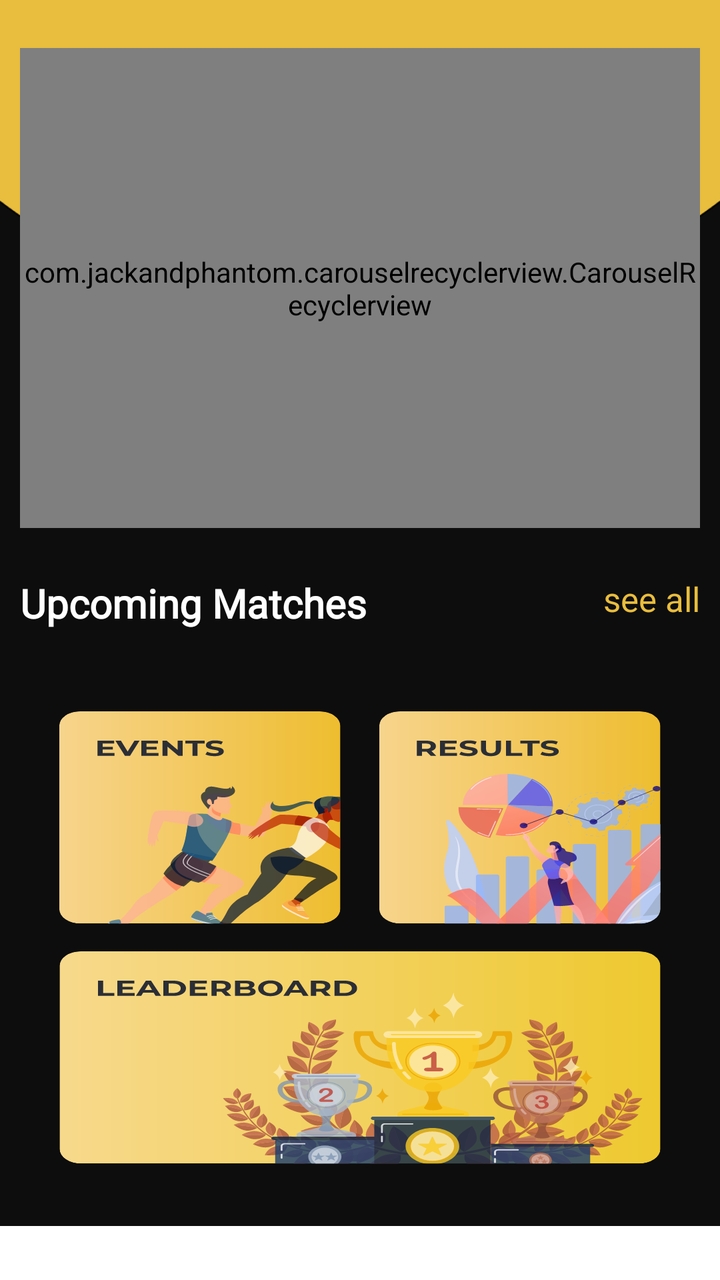
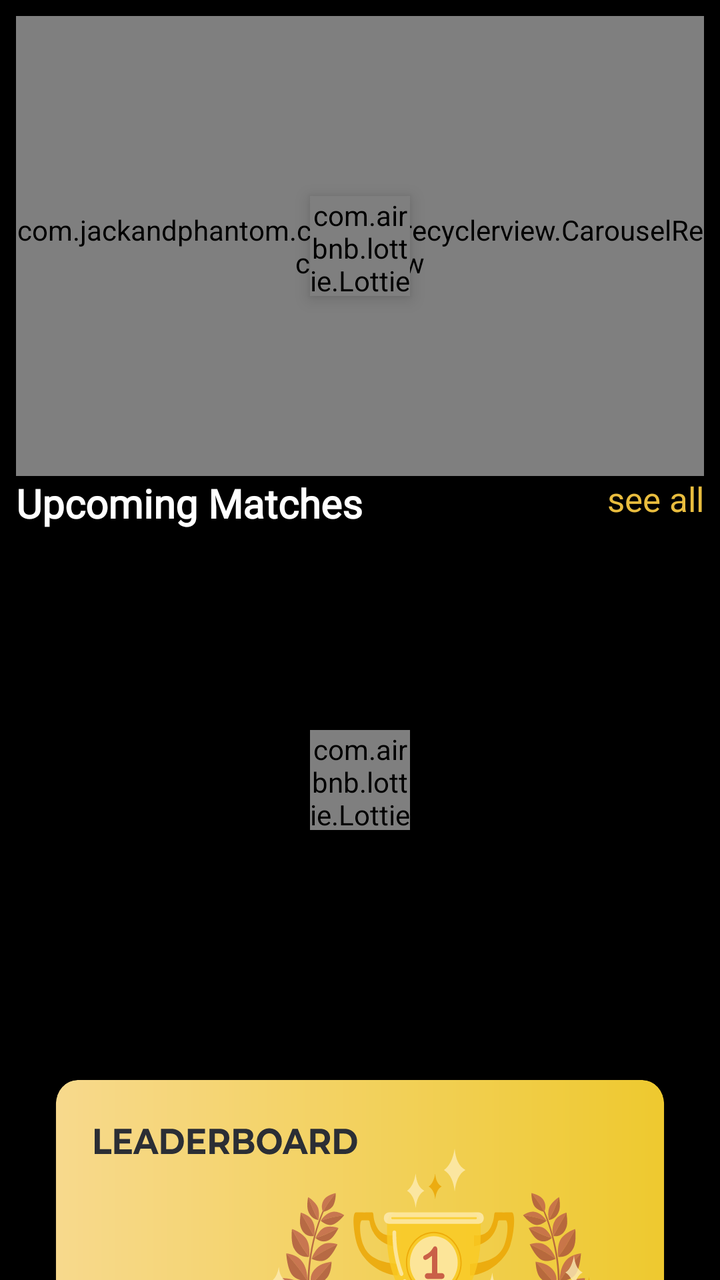

The first picture is an Android layout as it rendered before a commit; the second is the same layout after the commit. The layout source and the unified diff follow.
<!-- AndroidManifest.xml: application theme Theme.NavigationDrawer -->
<!-- res/layout/fragment_home.xml -->
<?xml version="1.0" encoding="utf-8"?>
<androidx.core.widget.NestedScrollView xmlns:android="http://schemas.android.com/apk/res/android"
    xmlns:app="http://schemas.android.com/apk/res-auto"
    xmlns:tools="http://schemas.android.com/tools"
    android:layout_width="match_parent"
    android:layout_height="match_parent">

    <androidx.constraintlayout.widget.ConstraintLayout
        android:layout_width="match_parent"
        android:layout_height="wrap_content"
        android:background="@drawable/home_background"
        tools:context=".Fragment.Home">

        <com.jackandphantom.carouselrecyclerview.CarouselRecyclerview
            android:id="@+id/liveMatchRV"
            android:layout_width="match_parent"
            android:layout_height="240dp"
            android:layout_marginHorizontal="10dp"
            android:layout_marginTop="24dp"
            app:layout_constraintTop_toTopOf="parent"
            tools:layout_editor_absoluteX="-16dp"
            tools:layout_editor_absoluteY="94dp" />


        <TextView
            android:id="@+id/upcommingMatchTextView"
            android:layout_width="wrap_content"
            android:layout_height="wrap_content"
            android:layout_marginStart="10dp"
            android:layout_marginTop="24dp"
            android:fontFamily="@font/poppins_semibold"
            android:text="Upcoming Matches"
            android:textColor="@color/white"
            android:textSize="20sp"
            android:textStyle="bold"
            app:layout_constraintStart_toStartOf="parent"
            app:layout_constraintTop_toBottomOf="@id/liveMatchRV"
            tools:layout_editor_absoluteX="16dp"
            tools:layout_editor_absoluteY="201dp" />

        <TextView
            android:layout_width="wrap_content"
            android:layout_height="wrap_content"
            android:layout_below="@id/upcommingMatchTextView"
            android:layout_alignParentEnd="true"
            android:layout_marginTop="24dp"
            android:layout_marginEnd="10dp"
            android:text="see all"
            android:textColor="#E9BD3E"
            android:textSize="17sp"
            app:layout_constraintEnd_toEndOf="parent"
            app:layout_constraintTop_toBottomOf="@id/liveMatchRV"
            tools:layout_editor_absoluteX="346dp"
            tools:layout_editor_absoluteY="201dp" />

        <androidx.recyclerview.widget.RecyclerView
            android:id="@+id/upcommingMatchsRV"
            android:layout_width="match_parent"
            android:layout_height="wrap_content"
            android:layout_below="@id/upcommingMatchTextView"
            android:layout_marginHorizontal="10dp"
            android:layout_marginTop="10dp"
            app:layout_constraintEnd_toEndOf="parent"
            app:layout_constraintStart_toStartOf="parent"
            app:layout_constraintTop_toBottomOf="@id/upcommingMatchTextView"
            tools:layout_editor_absoluteX="16dp"
            tools:layout_editor_absoluteY="292dp" />

        <LinearLayout
            android:id="@+id/rr"
            android:layout_width="match_parent"
            android:layout_height="wrap_content"
            android:layout_marginBottom="24dp"
            app:layout_constraintBottom_toBottomOf="parent"
            android:layout_marginTop="24dp"
            android:orientation="vertical"
            app:layout_constraintTop_toBottomOf="@id/upcommingMatchsRV">

            <LinearLayout
                android:id="@+id/ll"
                android:layout_width="match_parent"
                android:layout_height="120dp"
                android:paddingHorizontal="20dp">

                <ImageView
                    android:id="@+id/events"
                    android:layout_width="match_parent"
                    android:layout_height="match_parent"
                    android:layout_weight="0.5"
                    android:scaleType="fitXY"
                    android:src="@drawable/eventessvg" />

                <ImageView
                    android:id="@+id/results"
                    android:layout_width="match_parent"
                    android:layout_height="match_parent"
                    android:layout_weight="0.5"
                    android:scaleType="fitXY"
                    android:src="@drawable/resultsvg" />
            </LinearLayout>

            <ImageView
                android:id="@+id/leaderboard"
                android:layout_width="match_parent"
                android:layout_height="120dp"
                android:layout_below="@id/ll"
                android:paddingHorizontal="20dp"
                android:scaleType="fitXY"
                android:src="@drawable/leaderboardsvg" />
        </LinearLayout>
    </androidx.constraintlayout.widget.ConstraintLayout>
</androidx.core.widget.NestedScrollView>
<!-- resources referenced by this layout -->
<resources>
  <color name="white">#FFFFFFFF</color>
  <!-- drawable eventessvg: vector/xml drawable (drawable, 21164 chars, omitted) -->
  <!-- drawable home_background: png bitmap (drawable, 12299 bytes) -->
  <!-- drawable leaderboardsvg: vector/xml drawable (drawable, 129996 chars, omitted) -->
  <!-- drawable resultsvg: vector/xml drawable (drawable, 76865 chars, omitted) -->
  <style name="Theme.NavigationDrawer" parent="Theme.MaterialComponents.DayNight.NoActionBar">
          
          <item name="colorPrimary">#FFECA1</item>
          
      </style>
</resources>

<!-- the commit's change to res/layout/fragment_home.xml (unified diff, before → after) -->
@@ -3,38 +3,49 @@
     xmlns:app="http://schemas.android.com/apk/res-auto"
     xmlns:tools="http://schemas.android.com/tools"
     android:layout_width="match_parent"
-    android:layout_height="match_parent">
+    android:layout_height="match_parent"
+    android:background="@color/black">
 
     <androidx.constraintlayout.widget.ConstraintLayout
         android:layout_width="match_parent"
         android:layout_height="wrap_content"
-        android:background="@drawable/home_background"
+        android:padding="8dp"
         tools:context=".Fragment.Home">
 
+        <com.airbnb.lottie.LottieAnimationView
+            android:id="@+id/resLot"
+            android:layout_width="50dp"
+            android:layout_height="50dp"
+            app:layout_constraintBottom_toBottomOf="@id/result_mRv"
+            app:layout_constraintEnd_toEndOf="@id/result_mRv"
+            app:layout_constraintStart_toStartOf="@id/result_mRv"
+            app:layout_constraintTop_toTopOf="@id/result_mRv"
+            android:elevation="5dp"
+            app:lottie_loop="true"
+            app:lottie_autoPlay="true"
+            android:visibility="visible"
+            app:lottie_rawRes="@raw/lottie" />
+
         <com.jackandphantom.carouselrecyclerview.CarouselRecyclerview
-            android:id="@+id/liveMatchRV"
+            android:id="@+id/result_mRv"
             android:layout_width="match_parent"
-            android:layout_height="240dp"
-            android:layout_marginHorizontal="10dp"
-            android:layout_marginTop="24dp"
-            app:layout_constraintTop_toTopOf="parent"
-            tools:layout_editor_absoluteX="-16dp"
-            tools:layout_editor_absoluteY="94dp" />
-
+            android:layout_height="230dp"
+            tools:listitem="@layout/layout_football"
+            app:layout_constraintEnd_toEndOf="parent"
+            app:layout_constraintStart_toStartOf="parent"
+            app:layout_constraintTop_toTopOf="parent" />
 
         <TextView
             android:id="@+id/upcommingMatchTextView"
             android:layout_width="wrap_content"
             android:layout_height="wrap_content"
-            android:layout_marginStart="10dp"
-            android:layout_marginTop="24dp"
             android:fontFamily="@font/poppins_semibold"
             android:text="Upcoming Matches"
             android:textColor="@color/white"
             android:textSize="20sp"
             android:textStyle="bold"
             app:layout_constraintStart_toStartOf="parent"
-            app:layout_constraintTop_toBottomOf="@id/liveMatchRV"
+            app:layout_constraintTop_toBottomOf="@id/result_mRv"
             tools:layout_editor_absoluteX="16dp"
             tools:layout_editor_absoluteY="201dp" />
 
@@ -43,70 +54,376 @@
             android:layout_height="wrap_content"
             android:layout_below="@id/upcommingMatchTextView"
             android:layout_alignParentEnd="true"
-            android:layout_marginTop="24dp"
-            android:layout_marginEnd="10dp"
             android:text="see all"
             android:textColor="#E9BD3E"
             android:textSize="17sp"
             app:layout_constraintEnd_toEndOf="parent"
-            app:layout_constraintTop_toBottomOf="@id/liveMatchRV"
+            app:layout_constraintTop_toBottomOf="@id/result_mRv"
             tools:layout_editor_absoluteX="346dp"
             tools:layout_editor_absoluteY="201dp" />
+
+        <com.airbnb.lottie.LottieAnimationView
+            android:id="@+id/matLot"
+            android:layout_width="50dp"
+            android:layout_height="50dp"
+            app:layout_constraintBottom_toBottomOf="@id/upcommingMatchsRV"
+            app:layout_constraintEnd_toEndOf="@id/upcommingMatchsRV"
+            app:layout_constraintStart_toStartOf="@id/upcommingMatchsRV"
+            app:layout_constraintTop_toTopOf="@id/upcommingMatchsRV"
+            android:elevation="5dp"
+            app:lottie_loop="true"
+            app:lottie_autoPlay="true"
+            android:visibility="visible"
+            app:lottie_rawRes="@raw/lottie" />
 
         <androidx.recyclerview.widget.RecyclerView
             android:id="@+id/upcommingMatchsRV"
             android:layout_width="match_parent"
-            android:layout_height="wrap_content"
+            android:layout_height="230dp"
             android:layout_below="@id/upcommingMatchTextView"
-            android:layout_marginHorizontal="10dp"
+            tools:listitem="@layout/layout_schedule"
             android:layout_marginTop="10dp"
             app:layout_constraintEnd_toEndOf="parent"
             app:layout_constraintStart_toStartOf="parent"
-            app:layout_constraintTop_toBottomOf="@id/upcommingMatchTextView"
-            tools:layout_editor_absoluteX="16dp"
-            tools:layout_editor_absoluteY="292dp" />
+            app:layout_constraintTop_toBottomOf="@id/upcommingMatchTextView"/>
 
         <LinearLayout
             android:id="@+id/rr"
             android:layout_width="match_parent"
             android:layout_height="wrap_content"
-            android:layout_marginBottom="24dp"
-            app:layout_constraintBottom_toBottomOf="parent"
-            android:layout_marginTop="24dp"
+            android:layout_marginVertical="24dp"
             android:orientation="vertical"
             app:layout_constraintTop_toBottomOf="@id/upcommingMatchsRV">
 
+            <ImageView
+                android:id="@+id/leaderboard"
+                android:layout_width="match_parent"
+                android:layout_height="wrap_content"
+                android:paddingHorizontal="10dp"
+                android:scaleType="fitXY"
+                android:src="@drawable/leaderboardsvg" />
+
             <LinearLayout
                 android:id="@+id/ll"
                 android:layout_width="match_parent"
-                android:layout_height="120dp"
-                android:paddingHorizontal="20dp">
+                android:layout_height="wrap_content"
+                android:paddingHorizontal="10dp">
+
+                <ImageView
+                    android:id="@+id/results"
+                    android:layout_width="match_parent"
+                    android:layout_height="wrap_content"
+                    android:layout_weight="0.5"
+                    android:scaleType="fitXY"
+                    android:src="@drawable/resultsvg" />
 
                 <ImageView
                     android:id="@+id/events"
                     android:layout_width="match_parent"
-                    android:layout_height="match_parent"
+                    android:layout_height="wrap_content"
                     android:layout_weight="0.5"
                     android:scaleType="fitXY"
                     android:src="@drawable/eventessvg" />
 
-                <ImageView
-                    android:id="@+id/results"
-                    android:layout_width="match_parent"
-                    android:layout_height="match_parent"
-                    android:layout_weight="0.5"
-                    android:scaleType="fitXY"
-                    android:src="@drawable/resultsvg" />
             </LinearLayout>
-
-            <ImageView
-                android:id="@+id/leaderboard"
-                android:layout_width="match_parent"
-                android:layout_height="120dp"
-                android:layout_below="@id/ll"
-                android:paddingHorizontal="20dp"
-                android:scaleType="fitXY"
-                android:src="@drawable/leaderboardsvg" />
         </LinearLayout>
     </androidx.constraintlayout.widget.ConstraintLayout>
 </androidx.core.widget.NestedScrollView>
+<!-- res/layout/layout_football.xml (included above) -->
+<?xml version="1.0" encoding="utf-8"?>
+<androidx.constraintlayout.widget.ConstraintLayout xmlns:android="http://schemas.android.com/apk/res/android"
+    xmlns:app="http://schemas.android.com/apk/res-auto"
+    android:layout_width="match_parent"
+    android:layout_height="200dp"
+    android:layout_marginHorizontal="10dp"
+    android:layout_marginVertical="10dp"
+    android:background="@drawable/fade3"
+    android:padding="5dp">
+
+    <LinearLayout
+        android:id="@+id/lay1"
+        android:layout_width="match_parent"
+        android:layout_height="40dp"
+        android:orientation="horizontal"
+        android:weightSum="1"
+        app:layout_constraintEnd_toEndOf="parent"
+        app:layout_constraintStart_toStartOf="parent"
+        app:layout_constraintTop_toTopOf="parent">
+
+        <TextView
+            android:id="@+id/matchName"
+            android:layout_width="0dp"
+            android:layout_height="40dp"
+            android:layout_gravity="center_vertical"
+            android:layout_weight="0.7"
+            android:fontFamily="@font/poppins_semibold"
+            android:gravity="center_vertical"
+            android:hint="match name"
+            android:paddingLeft="10dp"
+            android:textAllCaps="true"
+            android:textColor="#E9E9E9"
+            android:textColorHint="@color/white"
+            android:textSize="18sp" />
+
+        <TextView
+            android:id="@+id/date"
+            android:layout_width="0dp"
+            android:layout_height="40dp"
+            android:layout_gravity="center_vertical"
+            android:layout_weight="0.3"
+            android:fontFamily="@font/poppins_semibold"
+            android:gravity="center_vertical"
+            android:hint="date"
+            android:textColor="#E9E9E9"
+            android:textColorHint="@color/white"
+            android:textSize="18sp" />
+    </LinearLayout>
+
+    <LinearLayout
+        android:layout_width="match_parent"
+        android:layout_height="wrap_content"
+        android:layout_marginTop="45dp"
+        android:orientation="vertical"
+        android:visibility="gone">
+
+        <TextView
+            android:id="@+id/time"
+            android:layout_width="match_parent"
+            android:layout_height="wrap_content"
+            android:fontFamily="@font/poppins_medium"
+            android:gravity="center"
+            android:hint="time"
+            android:textColor="@color/white"
+            android:textColorHint="@color/white"
+            android:textSize="16sp" />
+    </LinearLayout>
+
+    <LinearLayout
+        android:layout_width="match_parent"
+        android:layout_height="0dp"
+        android:orientation="horizontal"
+        android:weightSum="1"
+        app:layout_constraintBottom_toBottomOf="parent"
+        app:layout_constraintEnd_toEndOf="parent"
+        app:layout_constraintStart_toStartOf="parent"
+        app:layout_constraintTop_toBottomOf="@id/lay1">
+
+        <LinearLayout
+            android:layout_width="0dp"
+            android:layout_height="wrap_content"
+            android:layout_gravity="center_vertical"
+            android:layout_weight="0.3"
+            android:orientation="vertical">
+
+            <ImageView
+                android:id="@+id/clgImg1"
+                android:layout_width="match_parent"
+                android:layout_height="80dp"
+                android:scaleType="fitCenter"
+                android:src="@drawable/iiita" />
+
+            <TextView
+                android:id="@+id/clgName1"
+                android:layout_width="match_parent"
+                android:layout_height="wrap_content"
+                android:layout_marginTop="5dp"
+                android:fontFamily="@font/poppins_medium"
+                android:gravity="center"
+                android:hint="clg-1"
+                android:textAllCaps="true"
+                android:textColor="@color/white"
+                android:textColorHint="@color/white" />
+        </LinearLayout>
+
+        <TextView
+            android:id="@+id/points"
+            android:layout_width="0dp"
+            android:layout_height="wrap_content"
+            android:layout_gravity="center_vertical"
+            android:layout_weight="0.4"
+            android:fontFamily="@font/poppins_medium"
+            android:gravity="center"
+            android:text="3 - 2"
+            android:textColor="@color/white"
+            android:textSize="28sp" />
+
+        <LinearLayout
+            android:layout_width="0dp"
+            android:layout_height="wrap_content"
+            android:layout_gravity="center_vertical"
+            android:layout_weight="0.3"
+            android:orientation="vertical">
+
+            <ImageView
+                android:id="@+id/clgImg2"
+                android:layout_width="match_parent"
+                android:layout_height="80dp"
+                android:scaleType="fitCenter"
+                android:src="@drawable/iiita" />
+
+            <TextView
+                android:id="@+id/clgName2"
+                android:layout_width="match_parent"
+                android:layout_height="wrap_content"
+                android:layout_marginTop="5dp"
+                android:fontFamily="@font/poppins_medium"
+                android:gravity="center"
+                android:hint="clg-2"
+                android:textAllCaps="true"
+                android:textColor="@color/white"
+                android:textColorHint="@color/white" />
+        </LinearLayout>
+
+    </LinearLayout>
+
+</androidx.constraintlayout.widget.ConstraintLayout>
+<!-- res/layout/layout_schedule.xml (included above) -->
+<?xml version="1.0" encoding="utf-8"?>
+<androidx.constraintlayout.widget.ConstraintLayout xmlns:android="http://schemas.android.com/apk/res/android"
+    xmlns:app="http://schemas.android.com/apk/res-auto"
+    xmlns:tools="http://schemas.android.com/tools"
+    android:layout_width="match_parent"
+    android:layout_height="200dp"
+    android:layout_margin="5dp"
+    android:layout_marginVertical="10dp"
+    android:background="@drawable/fade3"
+    android:padding="5dp">
+
+    <LinearLayout
+        android:id="@+id/lay1"
+        android:layout_width="match_parent"
+        android:layout_height="40dp"
+        android:orientation="horizontal"
+        android:weightSum="1"
+        app:layout_constraintEnd_toEndOf="parent"
+        app:layout_constraintStart_toStartOf="parent"
+        app:layout_constraintTop_toTopOf="parent">
+
+        <TextView
+            android:id="@+id/matchName"
+            android:layout_width="0dp"
+            android:layout_height="40dp"
+            android:layout_gravity="center_vertical"
+            android:layout_weight="0.7"
+            android:fontFamily="@font/poppins_semibold"
+            android:gravity="center_vertical"
+            android:hint="match name"
+            android:paddingLeft="10dp"
+            android:textAllCaps="true"
+            android:textColor="#E9E9E9"
+            android:textColorHint="@color/white"
+            android:textSize="18sp" />
+
+        <TextView
+            android:id="@+id/date"
+            android:layout_width="0dp"
+            android:layout_height="40dp"
+            android:layout_gravity="center_vertical"
+            android:layout_weight="0.3"
+            android:fontFamily="@font/poppins_semibold"
+            android:gravity="center_vertical"
+            android:hint="date"
+            android:textColor="#E9E9E9"
+            android:textColorHint="@color/white"
+            android:textSize="18sp" />
+    </LinearLayout>
+
+    <LinearLayout
+        android:id="@+id/linearLayout"
+        android:layout_width="match_parent"
+        android:layout_height="wrap_content"
+        android:orientation="vertical"
+        android:visibility="gone"
+        tools:layout_editor_absoluteX="5dp"
+        tools:layout_editor_absoluteY="5dp">
+
+        <TextView
+            android:id="@+id/time"
+            android:layout_width="match_parent"
+            android:layout_height="wrap_content"
+            android:fontFamily="@font/poppins_medium"
+            android:gravity="center"
+            android:hint="time"
+            android:textColor="@color/white"
+            android:textColorHint="@color/white"
+            android:textSize="16sp" />
+    </LinearLayout>
+
+    <LinearLayout
+        android:layout_width="match_parent"
+        android:layout_height="0dp"
+        android:orientation="horizontal"
+        android:weightSum="1"
+        app:layout_constraintBottom_toBottomOf="parent"
+        app:layout_constraintEnd_toEndOf="parent"
+        app:layout_constraintStart_toStartOf="parent"
+        app:layout_constraintTop_toBottomOf="@id/lay1">
+
+        <LinearLayout
+            android:layout_width="0dp"
+            android:layout_height="wrap_content"
+            android:layout_gravity="center_vertical"
+            android:layout_weight="0.45"
+            android:orientation="vertical">
+
+            <ImageView
+                android:id="@+id/clgImg1"
+                android:layout_width="match_parent"
+                android:layout_height="80dp"
+                android:scaleType="fitCenter"
+                android:src="@drawable/iiita" />
+
+            <TextView
+                android:id="@+id/clgName1"
+                android:layout_width="match_parent"
+                android:layout_height="wrap_content"
+                android:layout_marginTop="5dp"
+                android:fontFamily="@font/poppins_medium"
+                android:gravity="center"
+                android:hint="clg-1"
+                android:textAllCaps="true"
+                android:textColor="@color/white"
+                android:textColorHint="@color/white" />
+        </LinearLayout>
+
+        <TextView
+            android:layout_width="0dp"
+            android:layout_height="wrap_content"
+            android:layout_gravity="center_vertical"
+            android:layout_weight="0.1"
+            android:background="#202020"
+            android:fontFamily="@font/poppins_medium"
+            android:gravity="center"
+            android:text="VS"
+            android:textColor="@color/white"
+            android:textSize="18sp" />
+
+        <LinearLayout
+            android:layout_width="0dp"
+            android:layout_height="wrap_content"
+            android:layout_gravity="center_vertical"
+            android:layout_weight="0.45"
+            android:orientation="vertical">
+
+            <ImageView
+                android:id="@+id/clgImg2"
+                android:layout_width="match_parent"
+                android:layout_height="80dp"
+                android:scaleType="fitCenter"
+                android:src="@drawable/iiita" />
+
+            <TextView
+                android:id="@+id/clgName2"
+                android:layout_width="match_parent"
+                android:layout_height="wrap_content"
+                android:layout_marginTop="5dp"
+                android:fontFamily="@font/poppins_medium"
+                android:gravity="center"
+                android:hint="clg-2"
+                android:textAllCaps="true"
+                android:textColor="@color/white"
+                android:textColorHint="@color/white" />
+        </LinearLayout>
+
+    </LinearLayout>
+</androidx.constraintlayout.widget.ConstraintLayout>
<!-- resource entries referenced after the edit -->
@@ -1,10 +1,37 @@
 <!-- resources referenced by this layout -->
 <resources>
+  <color name="black">#FF000000</color>
   <color name="white">#FFFFFFFF</color>
   <!-- drawable eventessvg: vector/xml drawable (drawable, 21164 chars, omitted) -->
-  <!-- drawable home_background: png bitmap (drawable, 12299 bytes) -->
+  <!-- drawable fade3 (drawable) -->
+  <vector xmlns:android="http://schemas.android.com/apk/res/android"
+      xmlns:aapt="http://schemas.android.com/aapt"
+      android:width="400dp"
+      android:height="293dp"
+      android:viewportWidth="393"
+      android:viewportHeight="293">
+  
+      <path android:pathData="M10,0h373c5.523,0 10,4.477 10,10v273c0,5.523 -4.477,10 -10,10h-373c-5.523,0 -10,-4.477 -10,-10v-273c0,-5.523 4.477,-10 10,-10Z">
+          <aapt:attr name="android:fillColor">
+              <gradient
+                  android:endX="197"
+                  android:endY="27.9"
+                  android:startX="197"
+                  android:startY="293"
+                  android:type="linear">
+                  <item
+                      android:color="#665B5B5B"
+                      android:offset="0" />
+                  <item
+                      android:color="#E65B5B5B"
+                      android:offset="1" />
+              </gradient>
+          </aapt:attr>
+      </path>
+  </vector>
+  <!-- drawable iiita: png bitmap (drawable, 3166 bytes) -->
   <!-- drawable leaderboardsvg: vector/xml drawable (drawable, 129996 chars, omitted) -->
-  <!-- drawable resultsvg: vector/xml drawable (drawable, 76865 chars, omitted) -->
+  <!-- drawable resultsvg: vector/xml drawable (drawable, 83418 chars, omitted) -->
   <style name="Theme.NavigationDrawer" parent="Theme.MaterialComponents.DayNight.NoActionBar">
           
           <item name="colorPrimary">#FFECA1</item>
